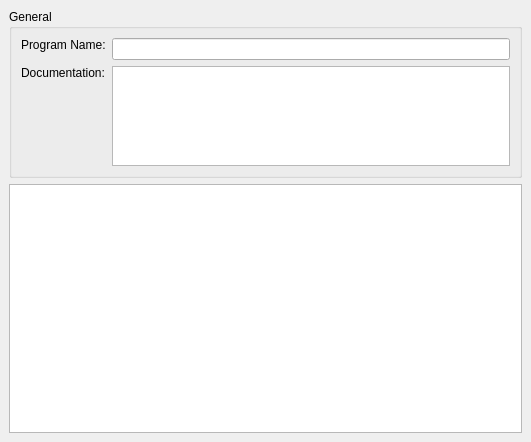
Above: src/developer/programedit.ui from aelliott/GP2 before the change. Below: the same form after it.
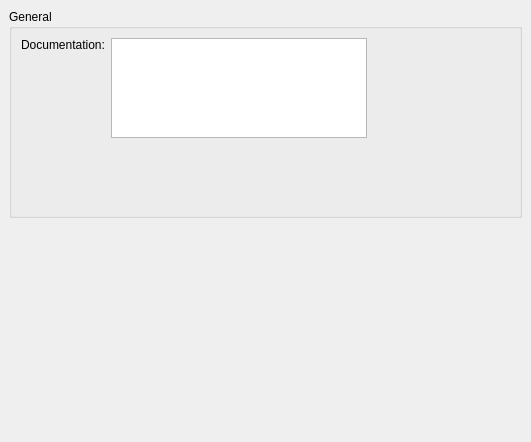
That is the form after the change. Custom widgets are drawn as their Qt base class.

```diff
--- a/src/developer/programedit.ui
+++ b/src/developer/programedit.ui
@@ -38,23 +38,10 @@
       <string>General</string>
      </property>
      <layout class="QFormLayout" name="formLayout_2">
+      <property name="fieldGrowthPolicy">
+       <enum>QFormLayout::FieldsStayAtSizeHint</enum>
+      </property>
       <item row="0" column="0">
-       <widget class="QLabel" name="programNameLabel">
-        <property name="sizePolicy">
-         <sizepolicy hsizetype="Preferred" vsizetype="Fixed">
-          <horstretch>0</horstretch>
-          <verstretch>0</verstretch>
-         </sizepolicy>
-        </property>
-        <property name="text">
-         <string>Program Name:</string>
-        </property>
-       </widget>
-      </item>
-      <item row="0" column="1">
-       <widget class="QLineEdit" name="programNameEdit"/>
-      </item>
-      <item row="1" column="0">
        <widget class="QLabel" name="documentationLabel">
         <property name="sizePolicy">
          <sizepolicy hsizetype="Preferred" vsizetype="Fixed">
@@ -67,7 +54,7 @@
         </property>
        </widget>
       </item>
-      <item row="1" column="1">
+      <item row="0" column="1">
        <widget class="QPlainTextEdit" name="documentationEdit">
         <property name="sizePolicy">
          <sizepolicy hsizetype="Expanding" vsizetype="Fixed">
@@ -87,10 +74,18 @@
     </widget>
    </item>
    <item>
-    <widget class="QPlainTextEdit" name="programEdit"/>
+    <widget class="QsciScintilla" name="programEdit" native="true"/>
    </item>
   </layout>
  </widget>
+ <customwidgets>
+  <customwidget>
+   <class>QsciScintilla</class>
+   <extends>QWidget</extends>
+   <header>Qsci/qsciscintilla.h</header>
+   <container>1</container>
+  </customwidget>
+ </customwidgets>
  <resources/>
  <connections/>
 </ui>
```
